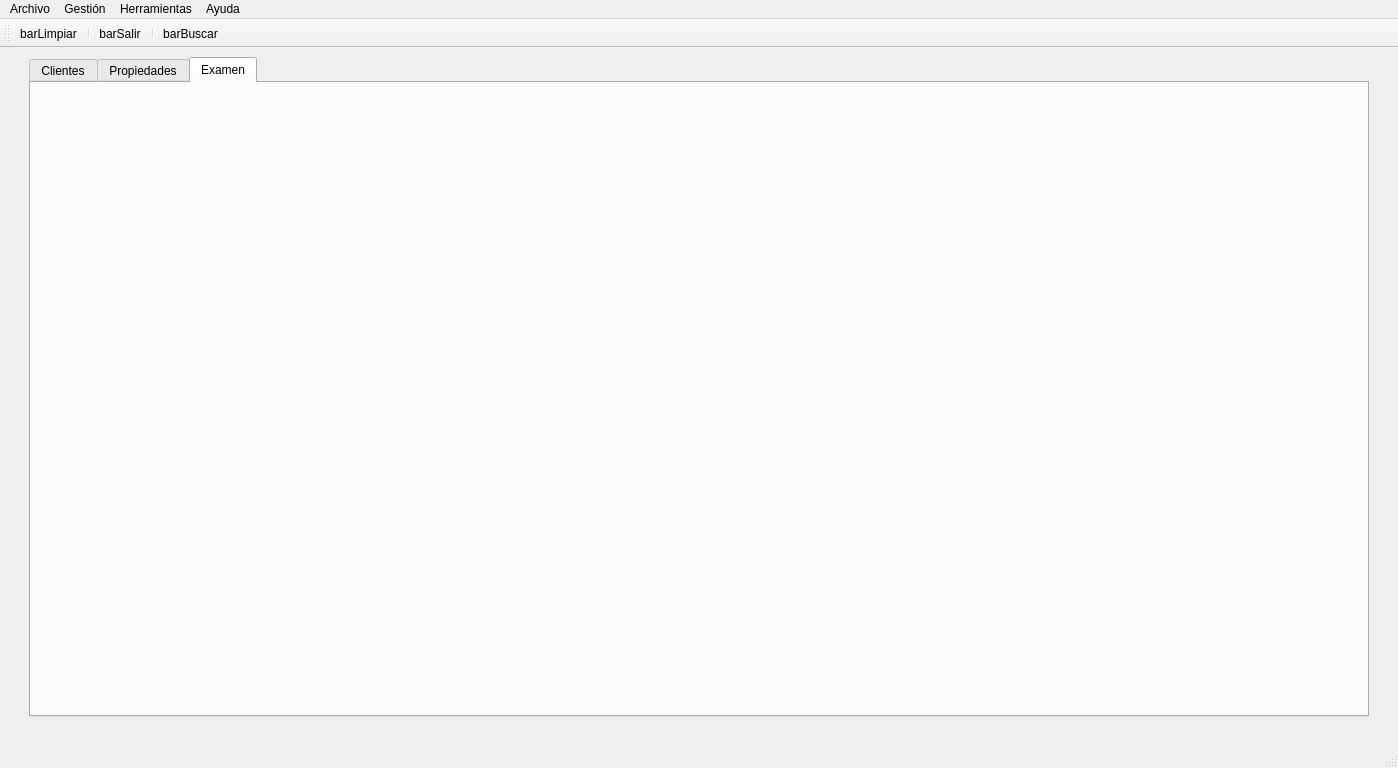
Semperz/ProyectoDI, file templates/venPrincipal.ui: the form before one commit.
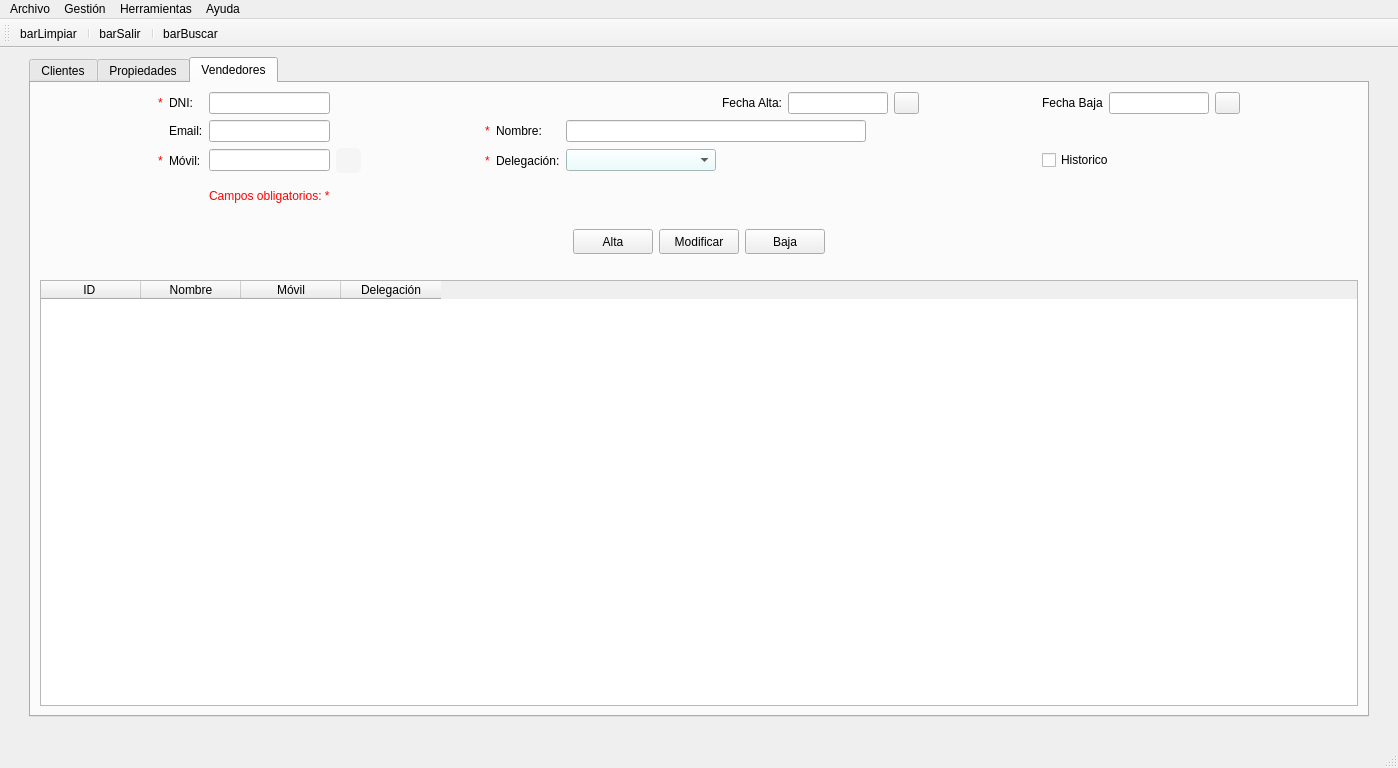
The form after the commit. The open tabs and pages were chosen to show the change. Icons and pictures are not drawn.

Commit message: feat(vendedores.py): add vendedores

```diff
--- a/templates/venPrincipal.ui
+++ b/templates/venPrincipal.ui
@@ -2176,8 +2176,575 @@
       </widget>
       <widget class="QWidget" name="tabExamen">
        <attribute name="title">
-        <string>Examen</string>
+        <string>Vendedores</string>
        </attribute>
+       <layout class="QGridLayout" name="gridLayout_9">
+        <item row="2" column="0">
+         <widget class="QTableWidget" name="tablaVendedores">
+          <property name="editTriggers">
+           <set>QAbstractItemView::NoEditTriggers</set>
+          </property>
+          <property name="alternatingRowColors">
+           <bool>true</bool>
+          </property>
+          <property name="selectionMode">
+           <enum>QAbstractItemView::SingleSelection</enum>
+          </property>
+          <property name="selectionBehavior">
+           <enum>QAbstractItemView::SelectRows</enum>
+          </property>
+          <attribute name="horizontalHeaderHighlightSections">
+           <bool>true</bool>
+          </attribute>
+          <attribute name="verticalHeaderVisible">
+           <bool>false</bool>
+          </attribute>
+          <column>
+           <property name="text">
+            <string>ID </string>
+           </property>
+          </column>
+          <column>
+           <property name="text">
+            <string>Nombre</string>
+           </property>
+          </column>
+          <column>
+           <property name="text">
+            <string>Móvil</string>
+           </property>
+          </column>
+          <column>
+           <property name="text">
+            <string>Delegación</string>
+           </property>
+          </column>
+         </widget>
+        </item>
+        <item row="0" column="0">
+         <layout class="QVBoxLayout" name="verticalLayout_5">
+          <item>
+           <layout class="QGridLayout" name="gridLayout_8">
+            <item row="2" column="11">
+             <widget class="QCheckBox" name="chkHistoricoven">
+              <property name="text">
+               <string>Historico</string>
+              </property>
+             </widget>
+            </item>
+            <item row="1" column="5">
+             <spacer name="horizontalSpacer_32">
+              <property name="orientation">
+               <enum>Qt::Horizontal</enum>
+              </property>
+              <property name="sizeHint" stdset="0">
+               <size>
+                <width>20</width>
+                <height>20</height>
+               </size>
+              </property>
+             </spacer>
+            </item>
+            <item row="2" column="5">
+             <spacer name="horizontalSpacer_33">
+              <property name="orientation">
+               <enum>Qt::Horizontal</enum>
+              </property>
+              <property name="sizeHint" stdset="0">
+               <size>
+                <width>20</width>
+                <height>20</height>
+               </size>
+              </property>
+             </spacer>
+            </item>
+            <item row="2" column="8">
+             <widget class="QComboBox" name="cmbDelegacionven">
+              <property name="minimumSize">
+               <size>
+                <width>150</width>
+                <height>0</height>
+               </size>
+              </property>
+              <property name="maximumSize">
+               <size>
+                <width>150</width>
+                <height>16777215</height>
+               </size>
+              </property>
+              <property name="styleSheet">
+               <string notr="true">background-color:rgb(229, 255, 255);</string>
+              </property>
+             </widget>
+            </item>
+            <item row="2" column="6">
+             <widget class="QLabel" name="label_15">
+              <property name="styleSheet">
+               <string notr="true">color:rgb(255, 2, 2)</string>
+              </property>
+              <property name="text">
+               <string>*</string>
+              </property>
+             </widget>
+            </item>
+            <item row="2" column="1">
+             <widget class="QLabel" name="label_14">
+              <property name="styleSheet">
+               <string notr="true">color:rgb(255, 2, 2)</string>
+              </property>
+              <property name="text">
+               <string>*</string>
+              </property>
+             </widget>
+            </item>
+            <item row="1" column="6">
+             <widget class="QLabel" name="label_13">
+              <property name="styleSheet">
+               <string notr="true">color:rgb(255, 2, 2)</string>
+              </property>
+              <property name="text">
+               <string>*</string>
+              </property>
+             </widget>
+            </item>
+            <item row="0" column="10">
+             <spacer name="horizontalSpacer_28">
+              <property name="orientation">
+               <enum>Qt::Horizontal</enum>
+              </property>
+              <property name="sizeHint" stdset="0">
+               <size>
+                <width>40</width>
+                <height>20</height>
+               </size>
+              </property>
+             </spacer>
+            </item>
+            <item row="0" column="7">
+             <spacer name="horizontalSpacer_29">
+              <property name="orientation">
+               <enum>Qt::Horizontal</enum>
+              </property>
+              <property name="sizeType">
+               <enum>QSizePolicy::Preferred</enum>
+              </property>
+              <property name="sizeHint" stdset="0">
+               <size>
+                <width>20</width>
+                <height>20</height>
+               </size>
+              </property>
+             </spacer>
+            </item>
+            <item row="1" column="3">
+             <widget class="QLineEdit" name="txtEmailven"/>
+            </item>
+            <item row="1" column="7">
+             <widget class="QLabel" name="label_5">
+              <property name="text">
+               <string>Nombre:</string>
+              </property>
+             </widget>
+            </item>
+            <item row="0" column="3">
+             <widget class="QLineEdit" name="txtDniven">
+              <property name="minimumSize">
+               <size>
+                <width>120</width>
+                <height>0</height>
+               </size>
+              </property>
+              <property name="maximumSize">
+               <size>
+                <width>150</width>
+                <height>16777215</height>
+               </size>
+              </property>
+             </widget>
+            </item>
+            <item row="0" column="2">
+             <widget class="QLabel" name="label_3">
+              <property name="text">
+               <string>DNI:</string>
+              </property>
+             </widget>
+            </item>
+            <item row="1" column="8" colspan="2">
+             <widget class="QLineEdit" name="txtNomven">
+              <property name="minimumSize">
+               <size>
+                <width>250</width>
+                <height>0</height>
+               </size>
+              </property>
+              <property name="maximumSize">
+               <size>
+                <width>300</width>
+                <height>16777215</height>
+               </size>
+              </property>
+             </widget>
+            </item>
+            <item row="2" column="3">
+             <widget class="QLineEdit" name="txtMovilven"/>
+            </item>
+            <item row="2" column="2">
+             <widget class="QLabel" name="label_8">
+              <property name="text">
+               <string>Móvil:</string>
+              </property>
+             </widget>
+            </item>
+            <item row="1" column="2">
+             <widget class="QLabel" name="label_9">
+              <property name="text">
+               <string>Email:</string>
+              </property>
+             </widget>
+            </item>
+            <item row="2" column="7">
+             <widget class="QLabel" name="label_10">
+              <property name="text">
+               <string>Delegación:</string>
+              </property>
+             </widget>
+            </item>
+            <item row="0" column="1">
+             <widget class="QLabel" name="label_12">
+              <property name="styleSheet">
+               <string notr="true">color:rgb(255, 2, 2)</string>
+              </property>
+              <property name="text">
+               <string>*</string>
+              </property>
+             </widget>
+            </item>
+            <item row="0" column="9">
+             <layout class="QHBoxLayout" name="horizontalLayout_8">
+              <item>
+               <widget class="QLabel" name="label_7">
+                <property name="text">
+                 <string>Fecha Alta:</string>
+                </property>
+               </widget>
+              </item>
+              <item alignment="Qt::AlignHCenter">
+               <widget class="QLineEdit" name="txtAltaven">
+                <property name="minimumSize">
+                 <size>
+                  <width>80</width>
+                  <height>0</height>
+                 </size>
+                </property>
+                <property name="maximumSize">
+                 <size>
+                  <width>100</width>
+                  <height>16777215</height>
+                 </size>
+                </property>
+               </widget>
+              </item>
+              <item>
+               <widget class="QPushButton" name="btnFechaaltaven">
+                <property name="maximumSize">
+                 <size>
+                  <width>25</width>
+                  <height>25</height>
+                 </size>
+                </property>
+                <property name="text">
+                 <string/>
+                </property>
+                <property name="icon">
+                 <iconset>
+                  <normaloff>../img/calendario.ico</normaloff>../img/calendario.ico</iconset>
+                </property>
+                <property name="iconSize">
+                 <size>
+                  <width>25</width>
+                  <height>27</height>
+                 </size>
+                </property>
+               </widget>
+              </item>
+             </layout>
+            </item>
+            <item row="0" column="11">
+             <layout class="QHBoxLayout" name="horizontalLayout_9">
+              <item>
+               <widget class="QLabel" name="label_6">
+                <property name="maximumSize">
+                 <size>
+                  <width>100</width>
+                  <height>16777215</height>
+                 </size>
+                </property>
+                <property name="text">
+                 <string>Fecha Baja</string>
+                </property>
+               </widget>
+              </item>
+              <item alignment="Qt::AlignHCenter">
+               <widget class="QLineEdit" name="txtBajaven">
+                <property name="minimumSize">
+                 <size>
+                  <width>80</width>
+                  <height>0</height>
+                 </size>
+                </property>
+                <property name="maximumSize">
+                 <size>
+                  <width>100</width>
+                  <height>16777215</height>
+                 </size>
+                </property>
+               </widget>
+              </item>
+              <item>
+               <widget class="QPushButton" name="btnFechabajaven">
+                <property name="maximumSize">
+                 <size>
+                  <width>25</width>
+                  <height>25</height>
+                 </size>
+                </property>
+                <property name="text">
+                 <string/>
+                </property>
+                <property name="icon">
+                 <iconset>
+                  <normaloff>../img/calendario.ico</normaloff>../img/calendario.ico</iconset>
+                </property>
+                <property name="iconSize">
+                 <size>
+                  <width>25</width>
+                  <height>27</height>
+                 </size>
+                </property>
+               </widget>
+              </item>
+             </layout>
+            </item>
+            <item row="0" column="0" rowspan="3">
+             <spacer name="horizontalSpacer_34">
+              <property name="orientation">
+               <enum>Qt::Horizontal</enum>
+              </property>
+              <property name="sizeHint" stdset="0">
+               <size>
+                <width>40</width>
+                <height>20</height>
+               </size>
+              </property>
+             </spacer>
+            </item>
+            <item row="3" column="3">
+             <spacer name="verticalSpacer_11">
+              <property name="orientation">
+               <enum>Qt::Vertical</enum>
+              </property>
+              <property name="sizeType">
+               <enum>QSizePolicy::Fixed</enum>
+              </property>
+              <property name="sizeHint" stdset="0">
+               <size>
+                <width>10</width>
+                <height>10</height>
+               </size>
+              </property>
+             </spacer>
+            </item>
+            <item row="4" column="3">
+             <widget class="QLabel" name="label_11">
+              <property name="styleSheet">
+               <string notr="true">color:rgb(255, 2, 2)</string>
+              </property>
+              <property name="text">
+               <string>Campos obligatorios: *</string>
+              </property>
+             </widget>
+            </item>
+            <item row="0" column="12" rowspan="3">
+             <spacer name="horizontalSpacer_35">
+              <property name="orientation">
+               <enum>Qt::Horizontal</enum>
+              </property>
+              <property name="sizeHint" stdset="0">
+               <size>
+                <width>40</width>
+                <height>20</height>
+               </size>
+              </property>
+             </spacer>
+            </item>
+            <item row="2" column="4">
+             <widget class="QPushButton" name="btnBuscarven">
+              <property name="minimumSize">
+               <size>
+                <width>25</width>
+                <height>25</height>
+               </size>
+              </property>
+              <property name="maximumSize">
+               <size>
+                <width>25</width>
+                <height>25</height>
+               </size>
+              </property>
+              <property name="styleSheet">
+               <string notr="true">QPushButton {
+    background-color: whitesmoke;
+    color: white;
+    border-radius: 5px;
+}
+
+
+QPushButton:checked {
+	background-color:#d7eff6;
+}</string>
+              </property>
+              <property name="text">
+               <string/>
+              </property>
+              <property name="icon">
+               <iconset>
+                <normaloff>../img/icoBuscarV2.ico</normaloff>../img/icoBuscarV2.ico</iconset>
+              </property>
+              <property name="iconSize">
+               <size>
+                <width>25</width>
+                <height>25</height>
+               </size>
+              </property>
+              <property name="checkable">
+               <bool>true</bool>
+              </property>
+             </widget>
+            </item>
+           </layout>
+          </item>
+          <item>
+           <spacer name="verticalSpacer_9">
+            <property name="orientation">
+             <enum>Qt::Vertical</enum>
+            </property>
+            <property name="sizeType">
+             <enum>QSizePolicy::Fixed</enum>
+            </property>
+            <property name="sizeHint" stdset="0">
+             <size>
+              <width>20</width>
+              <height>20</height>
+             </size>
+            </property>
+           </spacer>
+          </item>
+          <item>
+           <layout class="QHBoxLayout" name="horizontalLayout_10">
+            <item>
+             <spacer name="horizontalSpacer_30">
+              <property name="orientation">
+               <enum>Qt::Horizontal</enum>
+              </property>
+              <property name="sizeHint" stdset="0">
+               <size>
+                <width>40</width>
+                <height>20</height>
+               </size>
+              </property>
+             </spacer>
+            </item>
+            <item>
+             <widget class="QPushButton" name="btnAltaven">
+              <property name="minimumSize">
+               <size>
+                <width>80</width>
+                <height>25</height>
+               </size>
+              </property>
+              <property name="maximumSize">
+               <size>
+                <width>80</width>
+                <height>25</height>
+               </size>
+              </property>
+              <property name="text">
+               <string>Alta</string>
+              </property>
+             </widget>
+            </item>
+            <item>
+             <widget class="QPushButton" name="btnModifven">
+              <property name="minimumSize">
+               <size>
+                <width>80</width>
+                <height>25</height>
+               </size>
+              </property>
+              <property name="maximumSize">
+               <size>
+                <width>80</width>
+                <height>25</height>
+               </size>
+              </property>
+              <property name="text">
+               <string>Modificar</string>
+              </property>
+             </widget>
+            </item>
+            <item>
+             <widget class="QPushButton" name="btnBajaven">
+              <property name="minimumSize">
+               <size>
+                <width>80</width>
+                <height>25</height>
+               </size>
+              </property>
+              <property name="maximumSize">
+               <size>
+                <width>80</width>
+                <height>25</height>
+               </size>
+              </property>
+              <property name="text">
+               <string>Baja</string>
+              </property>
+             </widget>
+            </item>
+            <item>
+             <spacer name="horizontalSpacer_31">
+              <property name="orientation">
+               <enum>Qt::Horizontal</enum>
+              </property>
+              <property name="sizeHint" stdset="0">
+               <size>
+                <width>40</width>
+                <height>20</height>
+               </size>
+              </property>
+             </spacer>
+            </item>
+           </layout>
+          </item>
+         </layout>
+        </item>
+        <item row="1" column="0">
+         <spacer name="verticalSpacer_10">
+          <property name="orientation">
+           <enum>Qt::Vertical</enum>
+          </property>
+          <property name="sizeType">
+           <enum>QSizePolicy::Fixed</enum>
+          </property>
+          <property name="sizeHint" stdset="0">
+           <size>
+            <width>20</width>
+            <height>20</height>
+           </size>
+          </property>
+         </spacer>
+        </item>
+       </layout>
       </widget>
      </widget>
     </item>
```
Left out of the diff: 36 changed lines with no effect on the pictures. The commit also changes 6 other files.
